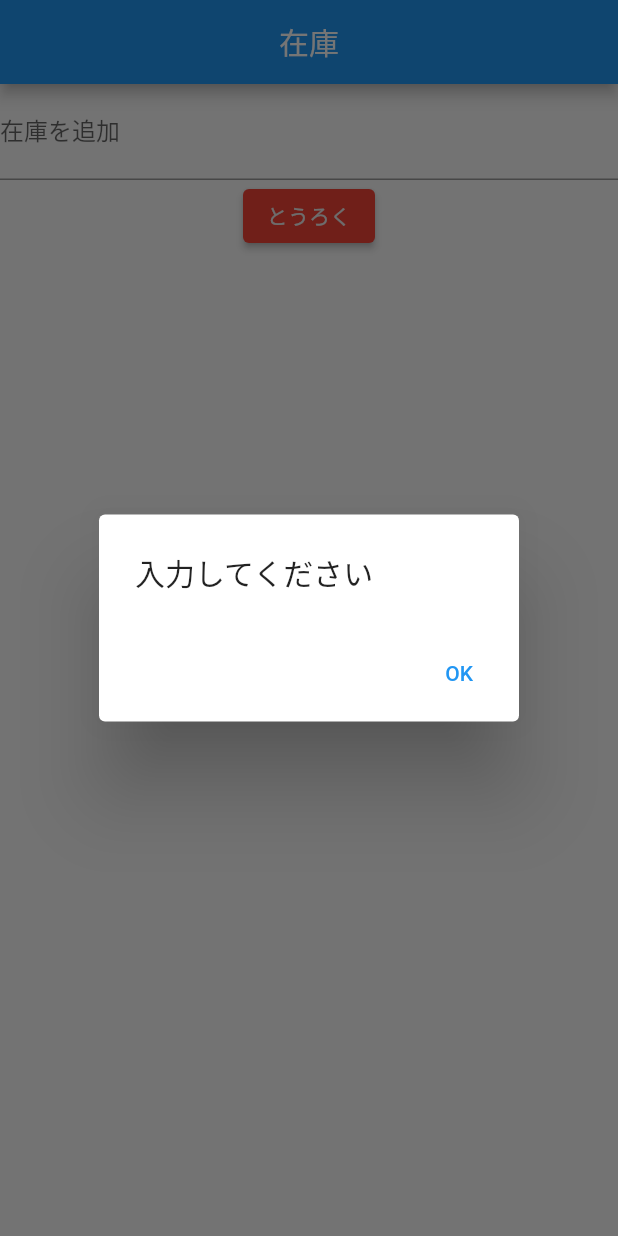
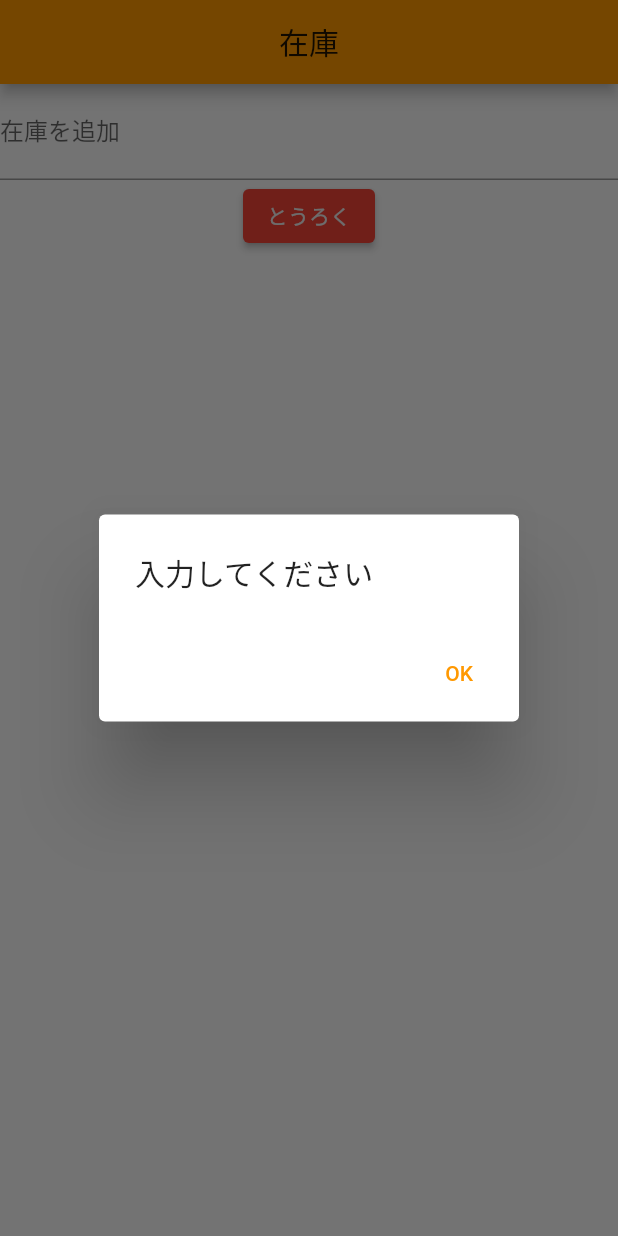
Before and after one commit to enpitut2021/hazimete_otsukai, a Flutter app: the screen it shows after launch, after a tap on "とうろく", on a phone screen of 412 x 824 dp. Run offline on Flutter 3.47's test engine with Material 2 defaults, Android fonts, the light colour scheme and no system bars; our stand-ins replace cloud_firestore, firebase_core; accounts and stored records are empty.

Commit message:
登録を行ってもフォーカスは外れずそのまま入力が継続

```diff
--- a/lib/main.dart
+++ b/lib/main.dart
@@ -32,7 +32,7 @@ class MyApp extends StatelessWidget {
     return MaterialApp(
       title: 'Flutter Demo',
       theme: ThemeData(
-        primarySwatch: Colors.blue, // ← よくわかんない
+        primarySwatch: Colors.orange, // ← よくわかんない
         // primaryColor: Colors.orange,
         // ↑ これでアプリ全体の色が変わるよ
       ),
@@ -42,8 +42,12 @@ class MyApp extends StatelessWidget {
 }
 
 class MyHomePage extends StatelessWidget {
+  final TextEditingController _fieldText = TextEditingController(text: '');
+
   @override
   Widget build(BuildContext context) {
+    final _focusNode = FocusNode();
+
     // ChangeNotifierBuilder: なんかstatelessでもstatefulにしてくれるやつ
     return ChangeNotifierProvider(
       // 下のやつで、MyHomePageが回ったタイミングでgetItemListが実行される
@@ -61,7 +65,7 @@ class MyHomePage extends StatelessWidget {
             // なんかインデントおかしいね 自動整型なのに～
             Consumer<MainModel>(builder: (context, model, child) {
               return TextField(
-                  textInputAction: TextInputAction.none,
+                controller: _fieldText,
                 decoration: InputDecoration(
                   labelText: "在庫を追加", // ラベル
                   hintText: "例) シャンプーの詰め替え", // ヒント
@@ -72,14 +76,18 @@ class MyHomePage extends StatelessWidget {
                   // 空の文字列だったitemTextに挿入
                   model.itemText = text;
                 },
+                focusNode: _focusNode, // フォーカス用の値
                 // Enterキーを押すことでアイテムを登録できる
                 onSubmitted: (value) async {
                   try {
                     await model.addItem();
+                    _fieldText.clear(); // テキストフォームのテキストを消す ※バグ！
+                    _focusNode.requestFocus(); // フォーカスを再び渡す
                   } catch (e) {
                     await _showDialog(context, e.toString());
                   }
-                  });
+                },
+              );
             }),
             // 登録ボタン
             Consumer<MainModel>(builder: (context, model, child) {
@@ -92,10 +100,11 @@ class MyHomePage extends StatelessWidget {
                 onPressed: () async {
                   // タップされたときの動作
                   // モデルを参照する
-                  //(model.addItem → main_model.dartのMainModelクラスのaddItem()関数)
+                  // (model.addItem → main_model.dartのMainModelクラスのaddItem()関数)
                   // Firestoreにデータを追加する
                   try {
                     await model.addItem();
+                    _fieldText.clear();
                   } catch (e) {
                     await _showDialog(context, e.toString());
                   }
--- a/pubspec.yaml
+++ b/pubspec.yaml
@@ -48,8 +48,8 @@ flutter:
   uses-material-design: true
 
   # To add assets to your application, add an assets section, like this:
-  # assets:
-  #   - images/a_dot_burr.jpeg
+  assets:
+    - images/
   #   - images/a_dot_ham.jpeg
 
   # An image asset can refer to one or more resolution-specific "variants", see
```
Also changed, not shown: images/Logo_t2.png (added), images/Logo_t3.png (added), images/Logo_t4.png (added), images/Logo_t5.png (added). Lines whose indentation alone changed are shown as unchanged.
